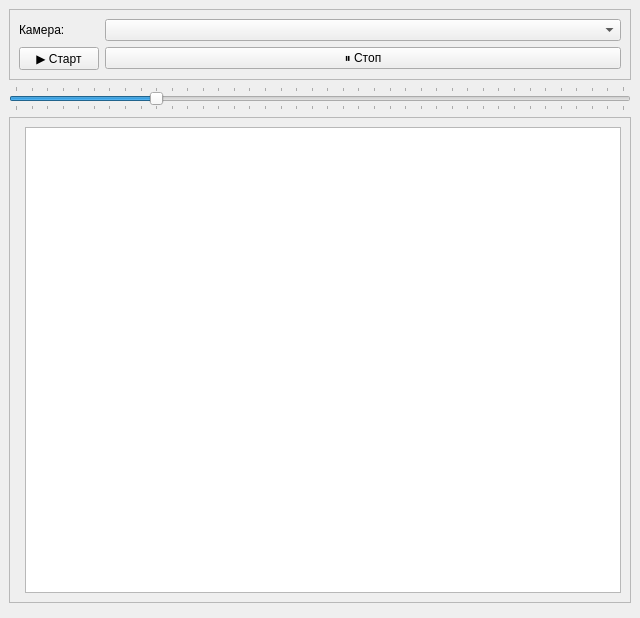
Old version of the form qtUi/ui1.ui in the repository vaddav6/cjcLitCam.
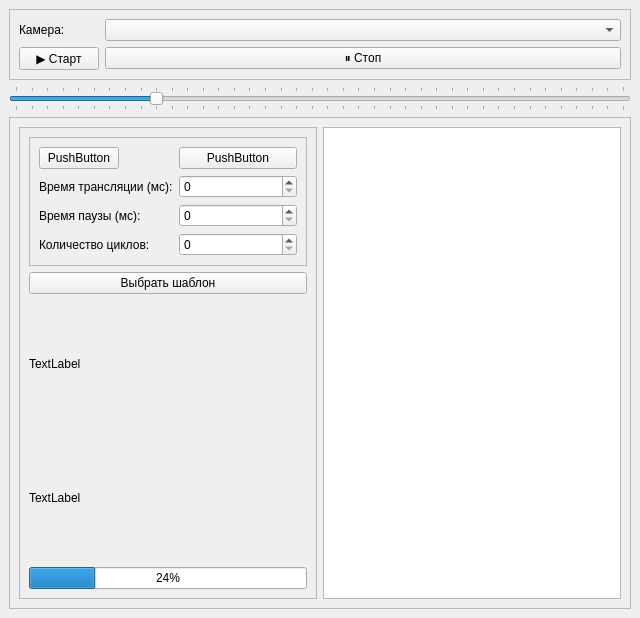
New version of the form.

The edit to the form file:
```diff
--- a/qtUi/ui1.ui
+++ b/qtUi/ui1.ui
@@ -102,6 +102,92 @@
          <property name="frameShadow">
           <enum>QFrame::Shadow::Raised</enum>
          </property>
+         <layout class="QVBoxLayout" name="verticalLayout">
+          <item>
+           <widget class="QFrame" name="frame_5">
+            <property name="frameShape">
+             <enum>QFrame::Shape::StyledPanel</enum>
+            </property>
+            <property name="frameShadow">
+             <enum>QFrame::Shadow::Raised</enum>
+            </property>
+            <layout class="QFormLayout" name="formLayout_2">
+             <item row="1" column="0">
+              <widget class="QLabel" name="label_4">
+               <property name="text">
+                <string>Время трансляции (мс):</string>
+               </property>
+              </widget>
+             </item>
+             <item row="2" column="0">
+              <widget class="QLabel" name="label_5">
+               <property name="text">
+                <string>Время паузы (мс):</string>
+               </property>
+              </widget>
+             </item>
+             <item row="3" column="0">
+              <widget class="QLabel" name="label_6">
+               <property name="text">
+                <string>Количество циклов:</string>
+               </property>
+              </widget>
+             </item>
+             <item row="1" column="1">
+              <widget class="QSpinBox" name="spinBox_2"/>
+             </item>
+             <item row="2" column="1">
+              <widget class="QSpinBox" name="spinBox_3"/>
+             </item>
+             <item row="3" column="1">
+              <widget class="QSpinBox" name="spinBox_4"/>
+             </item>
+             <item row="0" column="0">
+              <widget class="QPushButton" name="pushButton_2">
+               <property name="text">
+                <string>PushButton</string>
+               </property>
+              </widget>
+             </item>
+             <item row="0" column="1">
+              <widget class="QPushButton" name="pushButton_3">
+               <property name="text">
+                <string>PushButton</string>
+               </property>
+              </widget>
+             </item>
+            </layout>
+           </widget>
+          </item>
+          <item>
+           <widget class="QPushButton" name="pushButton">
+            <property name="text">
+             <string>Выбрать шаблон</string>
+            </property>
+           </widget>
+          </item>
+          <item>
+           <widget class="QLabel" name="label_2">
+            <property name="text">
+             <string>TextLabel</string>
+            </property>
+           </widget>
+          </item>
+          <item>
+           <widget class="QLabel" name="label_3">
+            <property name="text">
+             <string>TextLabel</string>
+            </property>
+           </widget>
+          </item>
+          <item>
+           <widget class="QProgressBar" name="progressBar">
+            <property name="value">
+             <number>24</number>
+            </property>
+           </widget>
+          </item>
+         </layout>
         </widget>
        </item>
        <item>
@@ -110,16 +196,6 @@
       </layout>
      </widget>
     </item>
-    <item>
-     <widget class="QFrame" name="frame_3">
-      <property name="frameShape">
-       <enum>QFrame::Shape::StyledPanel</enum>
-      </property>
-      <property name="frameShadow">
-       <enum>QFrame::Shadow::Raised</enum>
-      </property>
-     </widget>
-    </item>
    </layout>
   </widget>
  </widget>
```
